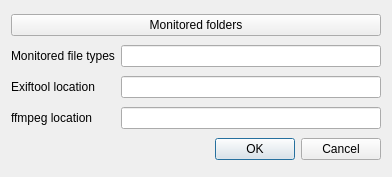
Old version of the form SettingsDlg.ui in the repository congchenutd/myphotos.
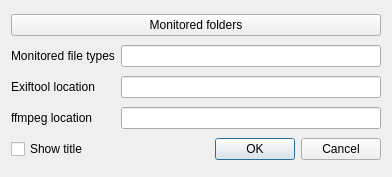
New version of the form. Icons and pictures are not drawn.

Commit message: - Crashes when sorted. Reason: greater comparators are not !less + Show titles

Patch:
```diff
--- a/SettingsDlg.ui
+++ b/SettingsDlg.ui
@@ -65,6 +65,13 @@
      </property>
     </widget>
    </item>
+   <item row="5" column="0">
+    <widget class="QCheckBox" name="cbShowTitle">
+     <property name="text">
+      <string>Show title</string>
+     </property>
+    </widget>
+   </item>
   </layout>
  </widget>
  <resources>
```
The commit also changes 18 other files.
